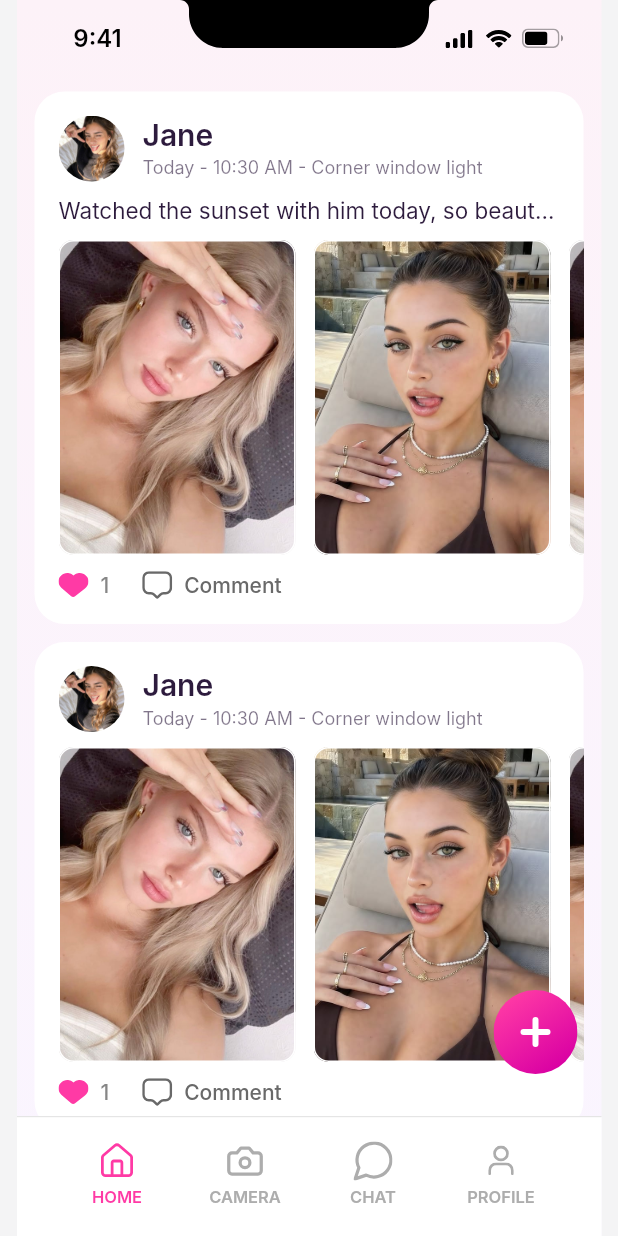
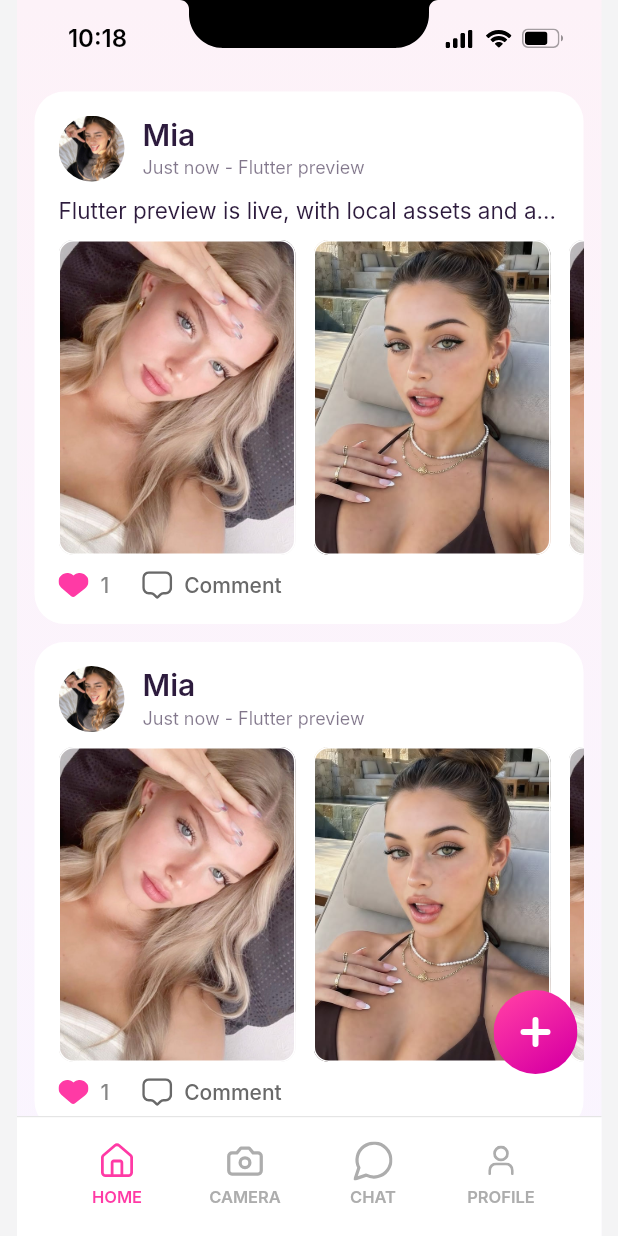
Before and after one commit to wangou/ai-long-task-talk, a Flutter app: the screen it shows after launch, on a phone screen of 412 x 824 dp. Run offline on Flutter 3.47's test engine with Material 3 defaults, Android fonts, the phone set to English and light mode, and no system bars; our stand-ins replace flutter_svg; Roboto replaces fonts that are missing (Inter).

Commit message:
Differentiate Flutter demo copy in screenshot

```diff
--- a/demo/lib/main.dart
+++ b/demo/lib/main.dart
@@ -135,7 +135,7 @@ class _StatusBar extends StatelessWidget {
             width: 54,
             height: 20,
             child: Text(
-              '9:41',
+              '10:18',
               textAlign: TextAlign.center,
               style: _TextStyles.statusTime,
             ),
@@ -220,7 +220,7 @@ class _PostCard extends StatelessWidget {
   final List<String> imageAssets;
 
   static const String _bodyText =
-      'Watched the sunset with him today, so beautiful and romantic 💕 Hope every day can be this sweet!';
+      'Flutter preview is live, with local assets and a clean golden test.';
 
   @override
   Widget build(BuildContext context) {
@@ -281,7 +281,7 @@ class _CardHeader extends StatelessWidget {
                 SizedBox(
                   height: 25,
                   child: Text(
-                    'Jane',
+                    'Mia',
                     maxLines: 1,
                     overflow: TextOverflow.ellipsis,
                     style: _TextStyles.name,
@@ -291,7 +291,7 @@ class _CardHeader extends StatelessWidget {
                 SizedBox(
                   height: 15,
                   child: Text(
-                    'Today - 10:30 AM - Corner window light',
+                    'Just now - Flutter preview',
                     maxLines: 1,
                     overflow: TextOverflow.ellipsis,
                     style: _TextStyles.meta,
```
Also changed, not shown: assets/figma-vs-demo-comparison.png, 2 other files.
